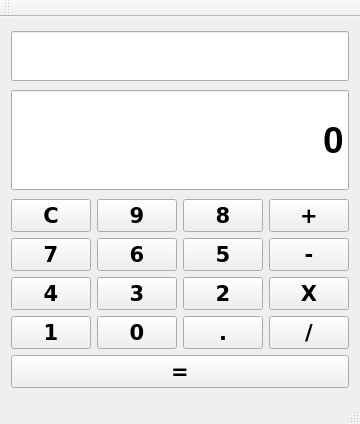
The window that mainwindow.ui (DSV08/QtFullCalc) describes before a commit, drawn with Qt 5.
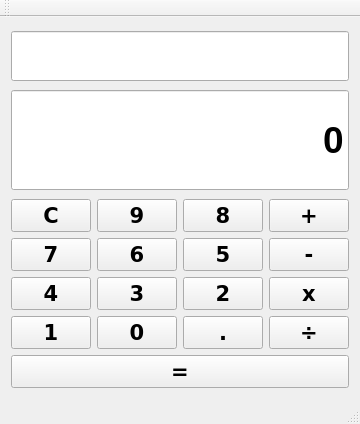
The same window after the commit.

Diff of the .ui file:
```diff
--- a/mainwindow.ui
+++ b/mainwindow.ui
@@ -241,7 +241,7 @@
          </font>
         </property>
         <property name="text">
-         <string>X</string>
+         <string>x</string>
         </property>
        </widget>
       </item>
@@ -301,7 +301,7 @@
          </font>
         </property>
         <property name="text">
-         <string>/</string>
+         <string>÷</string>
         </property>
        </widget>
       </item>
```
Left out of the diff: 6 changed lines with no effect on the pictures.
